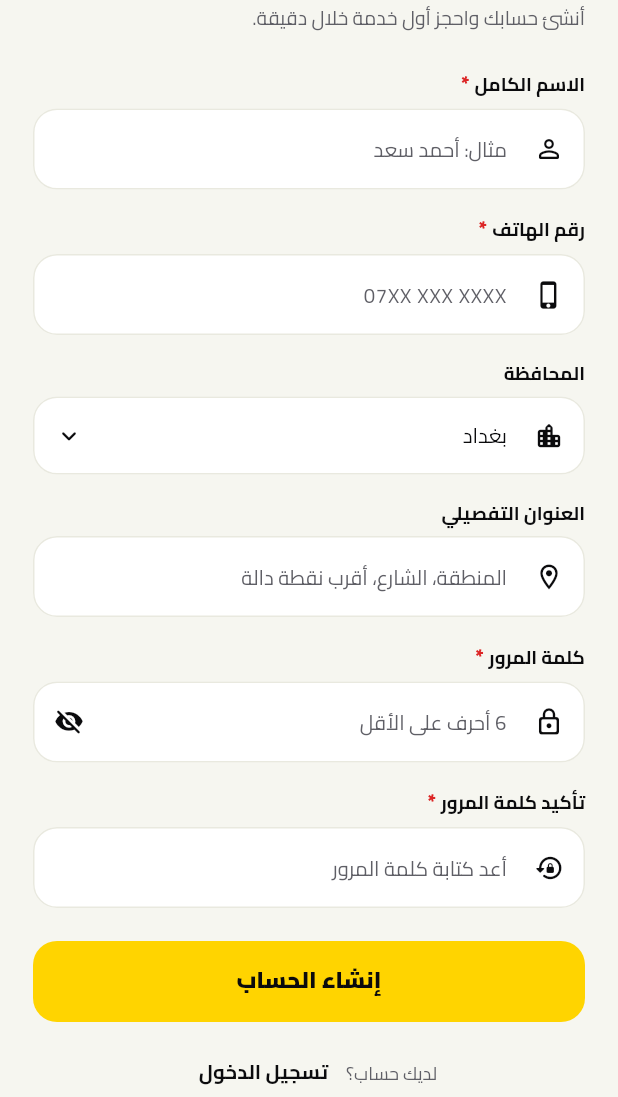
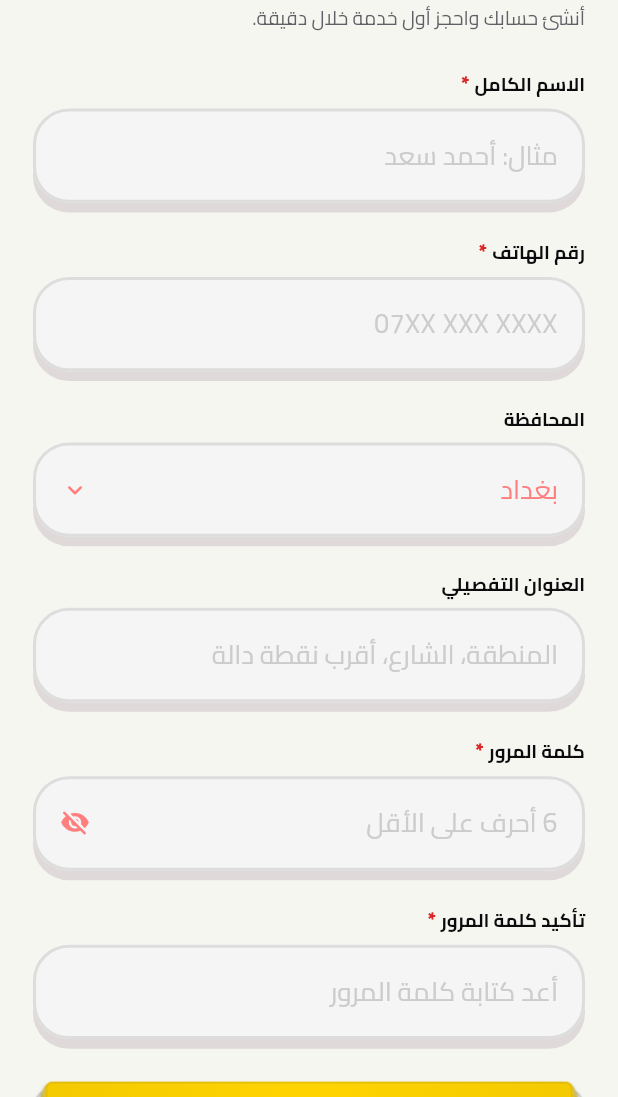
Before and after one commit to Programaerr/bkhidmatk-app, a Flutter app: the RegisterScreen screen opened directly, on a phone screen of 412 x 824 dp, the part 139-1236 px from its top. Run offline on Flutter 3.47's test engine with Material 3 defaults, Android fonts, the phone set to English and light mode, and no system bars; our stand-ins replace pdf, printing, qr_flutter, screenshot, shared_preferences, sqflite and 1 more; accounts and stored records are empty; project files that could hold a hidden picture were left out.

Commit message:
Give the register form the craftsman form's fields and key
The account form now uses RaisedField, RaisedPicker and the yellow
PushKeyButton, without the inner icons, so both forms look the same.
RaisedField gains text capitalization, hidden text and an optional eye
that shows or hides a password. The eye sits where the city arrow does
and has a full-height touch area, so it changes neither the field's
height nor the craftsman form, which is pixel-identical on the phone.

Texts, validation and account creation are unchanged.

Co-Authored-By: Claude Opus 5.5 <noreply@anthropic.com>

```diff
--- a/lib/ui/auth/raised_field.dart
+++ b/lib/ui/auth/raised_field.dart
@@ -22,6 +22,11 @@ const _paddingX = 16.0;
 
 // ارتفاع الخانة في الأصل 62.7، وسطر Cairo أطول من سطر المتصفح فتقل الحشوة ليبقى الارتفاع نفسه.
 const _paddingY = 16.45;
+
+const _eyeSize = 20.0;
+
+// منطقة لمس العين بعرض يكفي الإصبع وبارتفاع الخانة كله، والعين في مكان سهم خانة الاختيار.
+const _trailingWidth = (_paddingX + _borderWidth) * 2 + _eyeSize;
 
 const _restDepth = 6.4;
 const _focusDepth = 9.6;
@@ -54,6 +59,9 @@ class RaisedField extends StatefulWidget {
     this.textAlign = TextAlign.start,
     this.minLines,
     this.maxLines = 1,
+    this.textCapitalization = TextCapitalization.none,
+    this.obscureText = false,
+    this.onToggleObscure,
   });
 
   final TextEditingController controller;
@@ -64,6 +72,11 @@ class RaisedField extends StatefulWidget {
   final TextAlign textAlign;
   final int? minLines;
   final int? maxLines;
+  final TextCapitalization textCapitalization;
+  final bool obscureText;
+
+  /// إذا وُجد تظهر في الخانة عين تُظهر كلمة المرور وتخفيها.
+  final VoidCallback? onToggleObscure;
 
   @override
   State<RaisedField> createState() => _RaisedFieldState();
@@ -120,6 +133,22 @@ class _RaisedFieldState extends State<RaisedField> with SingleTickerProviderStat
     return error;
   }
 
+  Widget _eye() => Semantics(
+        button: true,
+        label: widget.obscureText ? 'إظهار كلمة المرور' : 'إخفاء كلمة المرور',
+        child: GestureDetector(
+          behavior: HitTestBehavior.opaque,
+          onTap: widget.onToggleObscure,
+          child: Center(
+            child: Icon(
+              widget.obscureText ? Icons.visibility_off_rounded : Icons.visibility_rounded,
+              size: _eyeSize,
+              color: _accent,
+            ),
+          ),
+        ),
+      );
+
   @override
   Widget build(BuildContext context) {
     final theme = Theme.of(context);
@@ -138,6 +167,7 @@ class _RaisedFieldState extends State<RaisedField> with SingleTickerProviderStat
               focused: _focus.hasFocus,
               invalid: field.hasError,
               shake: _shake,
+              trailing: widget.onToggleObscure == null ? null : _eye(),
               child: TextField(
                 controller: widget.controller,
                 focusNode: _focus,
@@ -146,6 +176,8 @@ class _RaisedFieldState extends State<RaisedField> with SingleTickerProviderStat
                 textAlign: widget.textAlign,
                 minLines: widget.minLines,
                 maxLines: widget.maxLines,
+                textCapitalization: widget.textCapitalization,
+                obscureText: widget.obscureText,
                 style: style.copyWith(color: _accent),
                 cursorColor: _accent,
                 // يبقى أسفل الخانة وعمقها ظاهرين فوق لوحة المفاتيح.
@@ -264,17 +296,28 @@ class _RaisedBox extends StatelessWidget {
     required this.invalid,
     required this.shake,
     required this.child,
+    this.trailing,
   });
 
   final bool focused;
   final bool invalid;
   final Animation<double> shake;
   final Widget child;
+  final Widget? trailing;
 
   @override
   Widget build(BuildContext context) {
     final night = Theme.of(context).brightness == Brightness.dark;
     final transition = _motion(context, _transition);
+    final content = Padding(
+      padding: EdgeInsetsDirectional.fromSTEB(
+        _paddingX + _borderWidth,
+        _paddingY + _borderWidth,
+        trailing == null ? _paddingX + _borderWidth : _trailingWidth,
+        _paddingY + _borderWidth,
+      ),
+      child: child,
+    );
     return Padding(
       padding: const EdgeInsets.only(bottom: _restDepth),
       child: AnimatedBuilder(
@@ -288,13 +331,21 @@ class _RaisedBox extends StatelessWidget {
             tween: Tween<double>(end: focused ? 1 : 0),
             duration: transition,
             curve: Curves.easeInOutBack,
-            child: Padding(
-              padding: const EdgeInsets.symmetric(
-                horizontal: _paddingX + _borderWidth,
-                vertical: _paddingY + _borderWidth,
-              ),
-              child: child,
-            ),
+            child: trailing == null
+                ? content
+                : Stack(
+                    fit: StackFit.passthrough,
+                    children: [
+                      content,
+                      PositionedDirectional(
+                        top: 0,
+                        bottom: 0,
+                        end: 0,
+                        width: _trailingWidth,
+                        child: trailing!,
+                      ),
+                    ],
+                  ),
             builder: (context, focus, content) => Transform.translate(
               offset: Offset(0, -_focusLift * focus),
               child: Transform.scale(
--- a/lib/ui/auth/register_screen.dart
+++ b/lib/ui/auth/register_screen.dart
@@ -6,6 +6,8 @@ import '../../core/utils.dart';
 import '../../state/app_state.dart';
 import '../widgets/ui.dart';
 import 'login_screen.dart';
+import 'push_key.dart';
+import 'raised_field.dart';
 
 class RegisterScreen extends StatefulWidget {
   const RegisterScreen({super.key, this.initialPhone});
@@ -26,6 +28,7 @@ class _RegisterScreenState extends State<RegisterScreen> {
   final _confirm = TextEditingController();
   String _city = 'بغداد';
   bool _obscure = true;
+  bool _pickingCity = false;
   bool _loading = false;
   String? _error;
 
@@ -40,6 +43,7 @@ class _RegisterScreenState extends State<RegisterScreen> {
   }
 
   Future<void> _pickCity() async {
+    setState(() => _pickingCity = true);
     final selected = await showAppSheet<String>(
       context,
       builder: (ctx) => ConstrainedBox(
@@ -70,7 +74,11 @@ class _RegisterScreenState extends State<RegisterScreen> {
         ),
       ),
     );
-    if (selected != null) setState(() => _city = selected);
+    if (!mounted) return;
+    setState(() {
+      _pickingCity = false;
+      if (selected != null) _city = selected;
+    });
   }
 
   Future<void> _submit() async {
@@ -114,92 +122,64 @@ class _RegisterScreenState extends State<RegisterScreen> {
                     style: theme.textTheme.bodySmall?.copyWith(fontSize: 13)),
                 const SizedBox(height: 22),
                 const FieldLabel('الاسم الكامل', required_: true),
-                TextFormField(
+                RaisedField(
                   controller: _name,
+                  hint: 'مثال: أحمد سعد',
                   textCapitalization: TextCapitalization.words,
-                  decoration: const InputDecoration(
-                    hintText: 'مثال: أحمد سعد',
-                    prefixIcon: Icon(Icons.person_outline_rounded, size: 20),
-                  ),
-                  validator: (v) =>
-                      (v == null || v.trim().length < 3) ? 'أدخل الاسم الكامل' : null,
+                  validator: (v) => v.trim().length < 3 ? 'أدخل الاسم الكامل' : null,
                 ),
                 const SizedBox(height: 14),
                 const FieldLabel('رقم الهاتف', required_: true),
-                TextFormField(
+                RaisedField(
                   controller: _phone,
+                  hint: '07XX XXX XXXX',
                   keyboardType: TextInputType.phone,
                   textDirection: TextDirection.ltr,
                   textAlign: TextAlign.right,
-                  decoration: const InputDecoration(
-                    hintText: '07XX XXX XXXX',
-                    prefixIcon: Icon(Icons.phone_iphone_rounded, size: 20),
-                  ),
                   validator: (v) {
-                    if (v == null || v.trim().isEmpty) return 'أدخل رقم الهاتف';
+                    if (v.trim().isEmpty) return 'أدخل رقم الهاتف';
                     if (!validIraqiPhone(v)) return 'رقم غير صالح (11 رقم يبدأ بـ 07)';
                     return null;
                   },
                 ),
                 const SizedBox(height: 14),
                 const FieldLabel('المحافظة'),
-                InkWell(
-                  onTap: _pickCity,
-                  borderRadius: BorderRadius.circular(AppRadius.md),
-                  child: InputDecorator(
-                    decoration: const InputDecoration(
-                      prefixIcon: Icon(Icons.location_city_rounded, size: 20),
-                      suffixIcon: Icon(Icons.expand_more_rounded, size: 20),
-                    ),
-                    child: Text(_city),
-                  ),
-                ),
+                RaisedPicker(value: _city, open: _pickingCity, onTap: _pickCity),
                 const SizedBox(height: 14),
                 const FieldLabel('العنوان التفصيلي'),
-                TextFormField(
+                RaisedField(
                   controller: _address,
-                  decoration: const InputDecoration(
-                    hintText: 'المنطقة، الشارع، أقرب نقطة دالة',
-                    prefixIcon: Icon(Icons.location_on_outlined, size: 20),
-                  ),
+                  hint: 'المنطقة، الشارع، أقرب نقطة دالة',
                 ),
                 const SizedBox(height: 14),
                 const FieldLabel('كلمة المرور', required_: true),
-                TextFormField(
+                RaisedField(
                   controller: _password,
+                  hint: '6 أحرف على الأقل',
                   obscureText: _obscure,
-                  decoration: InputDecoration(
-                    hintText: '6 أحرف على الأقل',
-                    prefixIcon: const Icon(Icons.lock_outline_rounded, size: 20),
-                    suffixIcon: IconButton(
-                      onPressed: () => setState(() => _obscure = !_obscure),
-                      icon: Icon(
-                        _obscure ? Icons.visibility_off_rounded : Icons.visibility_rounded,
-                        size: 20,
-                      ),
-                    ),
-                  ),
-                  validator: (v) =>
-                      (v == null || v.length < 6) ? 'كلمة المرور 6 أحرف على الأقل' : null,
+                  onToggleObscure: () => setState(() => _obscure = !_obscure),
+                  validator: (v) => v.length < 6 ? 'كلمة المرور 6 أحرف على الأقل' : null,
                 ),
                 const SizedBox(height: 14),
                 const FieldLabel('تأكيد كلمة المرور', required_: true),
-                TextFormField(
+                RaisedField(
                   controller: _confirm,
+                  hint: 'أعد كتابة كلمة المرور',
                   obscureText: true,
-                  decoration: const InputDecoration(
-                    hintText: 'أعد كتابة كلمة المرور',
-                    prefixIcon: Icon(Icons.lock_reset_rounded, size: 20),
-                  ),
                   validator: (v) => v != _password.text ? 'كلمتا المرور غير متطابقتين' : null,
                 ),
                 if (_error != null) ...[
                   const SizedBox(height: 12),
                   Text(_error!, style: const TextStyle(color: AppColors.danger, fontSize: 12.5)),
                 ],
-                const SizedBox(height: 22),
-                PrimaryButton(label: 'إنشاء الحساب', onPressed: _submit, loading: _loading),
-                const SizedBox(height: 10),
+                const SizedBox(height: 19),
+                PushKeyButton(
+                  label: 'إنشاء الحساب',
+                  onPressed: _submit,
+                  loading: _loading,
+                  yellow: true,
+                ),
+                const SizedBox(height: 7),
                 Center(
                   child: Wrap(
                     crossAxisAlignment: WrapCrossAlignment.center,
```
Also changed, not shown: 1 other file.
